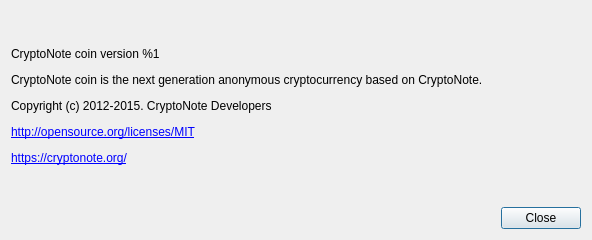
First picture: the form in src/gui/ui/aboutdialog.ui, repository HazeDevelopment/Bukz-Wallet, before the edit.
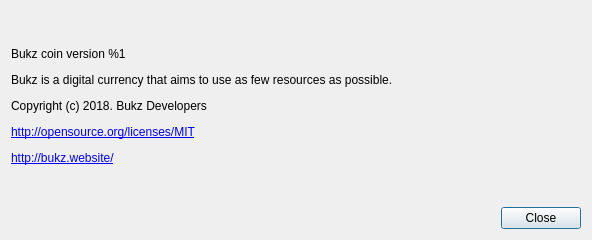
Second picture: the form after the edit.

Commit message: Changed About section to Bukz

```diff
--- a/src/gui/ui/aboutdialog.ui
+++ b/src/gui/ui/aboutdialog.ui
@@ -41,7 +41,7 @@
       </sizepolicy>
      </property>
      <property name="text">
-      <string>&lt;html&gt;&lt;head/&gt;&lt;body&gt;&lt;p&gt;CryptoNote coin version %1&lt;/p&gt;&lt;p&gt;CryptoNote coin is the next generation anonymous cryptocurrency based on CryptoNote.&lt;/p&gt;&lt;p&gt;Copyright (c) 2012-2015. CryptoNote Developers&lt;/p&gt;&lt;p&gt;&lt;a href=&quot;http://opensource.org/licenses/MIT&quot;&gt;&lt;span style=&quot; text-decoration: underline; color:#0000ff;&quot;&gt;http://opensource.org/licenses/MIT&lt;/span&gt;&lt;/a&gt;&lt;/p&gt;&lt;p&gt;&lt;a href=&quot;https://cryptonote.org/&quot;&gt;&lt;span style=&quot; text-decoration: underline; color:#0000ff;&quot;&gt;https://cryptonote.org/&lt;/span&gt;&lt;/a&gt;&lt;/p&gt;&lt;/body&gt;&lt;/html&gt;</string>
+      <string>&lt;html&gt;&lt;head/&gt;&lt;body&gt;&lt;p&gt;Bukz coin version %1&lt;/p&gt;&lt;p&gt;Bukz is a digital currency that aims to use as few resources as possible.&lt;/p&gt;&lt;p&gt;Copyright (c) 2018. Bukz Developers&lt;/p&gt;&lt;p&gt;&lt;a href=&quot;http://opensource.org/licenses/MIT&quot;&gt;&lt;span style=&quot; text-decoration: underline; color:#0000ff;&quot;&gt;http://opensource.org/licenses/MIT&lt;/span&gt;&lt;/a&gt;&lt;/p&gt;&lt;p&gt;&lt;a href=&quot;http://bukz.website/&quot;&gt;&lt;span style=&quot; text-decoration: underline; color:#0000ff;&quot;&gt;http://bukz.website/&lt;/span&gt;&lt;/a&gt;&lt;/p&gt;&lt;/body&gt;&lt;/html&gt;</string>
      </property>
      <property name="textFormat">
       <enum>Qt::RichText</enum>
```
